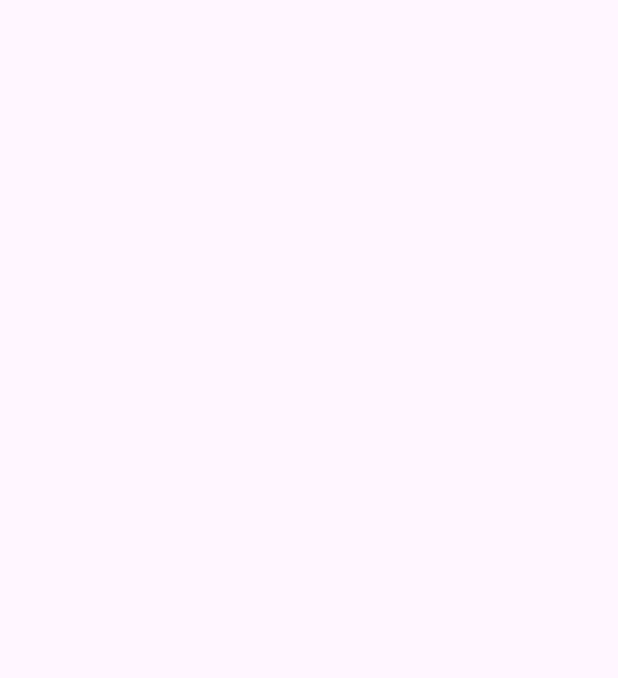
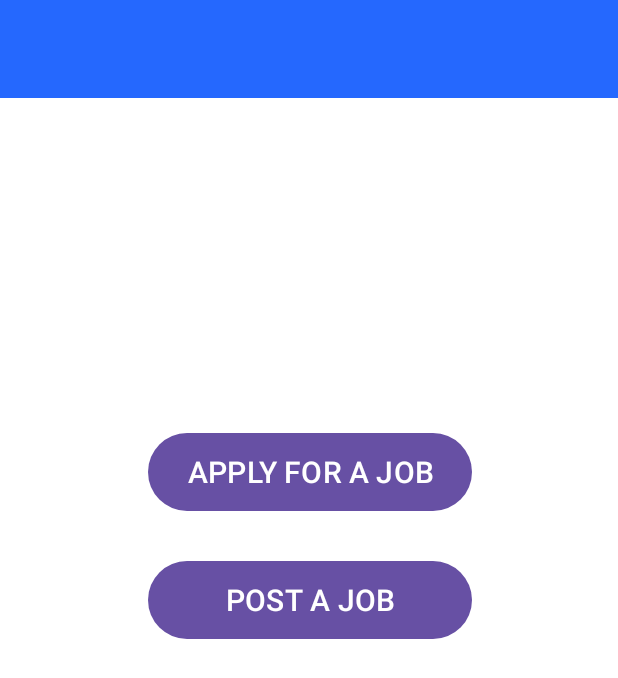
Before and after one commit to ANIRBANSAHA6/KNOW_YOUR_ALUMNI1, an Android app: the JobportalActivity screen opened directly, with no data from a screen before it, on a phone screen of 412 x 824 dp. Before the commit the part shown is empty. Shown: the top 678 px of the screen. Run offline under Robolectric (Android 15) with nearby library versions, the phone set to English and light mode, and no system bars.

Commit message:
THIRD update of fucking project

```diff
--- a/app/src/main/java/com/example/know_your_alumni/JobportalActivity.java
+++ b/app/src/main/java/com/example/know_your_alumni/JobportalActivity.java
@@ -1,6 +1,8 @@
 package com.example.know_your_alumni;
 
+import android.content.Intent;
 import android.os.Bundle;
+import android.widget.Button;
 
 import androidx.activity.EdgeToEdge;
 import androidx.appcompat.app.AppCompatActivity;
@@ -13,12 +15,11 @@ public class JobportalActivity extends AppCompatActivity {
     @Override
     protected void onCreate(Bundle savedInstanceState) {
         super.onCreate(savedInstanceState);
-        EdgeToEdge.enable(this);
         setContentView(R.layout.activity_jobportal);
-        ViewCompat.setOnApplyWindowInsetsListener(findViewById(R.id.main), (v, insets) -> {
-            Insets systemBars = insets.getInsets(WindowInsetsCompat.Type.systemBars());
-            v.setPadding(systemBars.left, systemBars.top, systemBars.right, systemBars.bottom);
-            return insets;
-        });
+
+        Button btnApply = findViewById(R.id.button_apply);
+        Button btnPost = findViewById(R.id.button_post);
+
+
     }
 }
--- a/app/src/main/res/layout/activity_home.xml
+++ b/app/src/main/res/layout/activity_home.xml
@@ -9,4 +9,5 @@
         android:layout_width="match_parent"
         android:layout_height="match_parent"
         android:padding="10dp"/>
+
 </LinearLayout>
--- a/app/src/main/res/layout/activity_jobportal.xml
+++ b/app/src/main/res/layout/activity_jobportal.xml
@@ -1,10 +1,52 @@
 <?xml version="1.0" encoding="utf-8"?>
-<androidx.constraintlayout.widget.ConstraintLayout xmlns:android="http://schemas.android.com/apk/res/android"
+<RelativeLayout
+    xmlns:android="http://schemas.android.com/apk/res/android"
     xmlns:app="http://schemas.android.com/apk/res-auto"
     xmlns:tools="http://schemas.android.com/tools"
     android:id="@+id/main"
     android:layout_width="match_parent"
     android:layout_height="match_parent"
+    android:background="#fff"
+    android:orientation="vertical"
+    android:layout_gravity="center"
     tools:context=".JobportalActivity">
 
-</androidx.constraintlayout.widget.ConstraintLayout>
+    <LinearLayout
+        android:layout_width="match_parent"
+        android:layout_height="65dp"
+        android:id="@+id/layout_job_portal"
+        android:background="#2568fe">
+
+
+
+
+
+
+    </LinearLayout>
+
+    <Button
+        android:layout_width="216dp"
+        android:layout_height="60dp"
+        android:id="@+id/button_apply"
+        android:layout_below="@+id/layout_job_portal"
+        android:layout_alignParentEnd="true"
+        android:layout_marginTop="219dp"
+        android:layout_marginEnd="97dp"
+        android:gravity="center"
+        android:textSize="20sp"
+        android:text="APPLY FOR A JOB" />
+
+    <Button
+        android:layout_width="216dp"
+        android:layout_height="60dp"
+        android:id="@+id/button_post"
+        android:layout_below="@+id/button_apply"
+        android:layout_alignParentEnd="true"
+        android:layout_marginTop="25dp"
+        android:layout_marginEnd="97dp"
+        android:gravity="center"
+        android:textSize="20sp"
+        android:text="POST A JOB" />
+
+
+</RelativeLayout>
```
Also changed, not shown: app/src/main/java/com/example/know_your_alumni/HomeActivity.java (+3 -11 lines), app/src/main/res/drawable/event_background_rectangle.xml (added, +13 -0 lines), app/src/main/res/layout/activity_events.xml (+40 -3 lines), app/src/main/res/layout/event_item.xml (added, +29 -0 lines), app/src/main/res/drawable/add.png (added).
